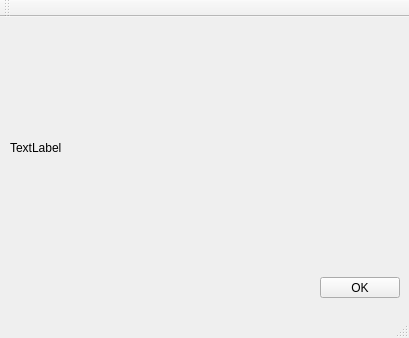
Qt form mainwindow.ui (MakiiYShi/NAS-frontend) before a commit.
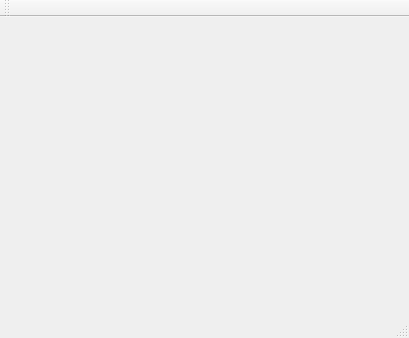
The same form after that commit.

```diff
--- a/mainwindow.ui
+++ b/mainwindow.ui
@@ -13,34 +13,7 @@
   <property name="windowTitle">
    <string>MainWindow</string>
   </property>
-  <widget class="QWidget" name="centralWidget">
-   <widget class="QPushButton" name="pushButton">
-    <property name="geometry">
-     <rect>
-      <x>320</x>
-      <y>260</y>
-      <width>80</width>
-      <height>21</height>
-     </rect>
-    </property>
-    <property name="text">
-     <string>OK</string>
-    </property>
-   </widget>
-   <widget class="QLabel" name="label">
-    <property name="geometry">
-     <rect>
-      <x>10</x>
-      <y>10</y>
-      <width>391</width>
-      <height>241</height>
-     </rect>
-    </property>
-    <property name="text">
-     <string>TextLabel</string>
-    </property>
-   </widget>
-  </widget>
+  <widget class="QWidget" name="centralWidget"/>
   <widget class="QMenuBar" name="menuBar">
    <property name="geometry">
     <rect>
```
